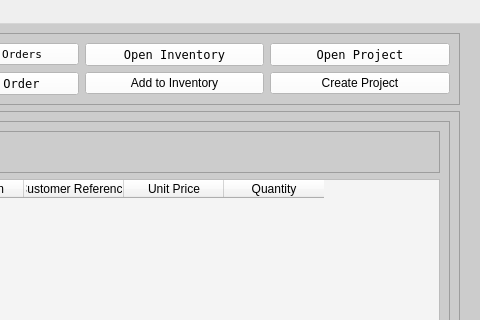
Old version of the form Program_Files/gui_app.ui in the repository Thomas1B/Electronics-Inventory-Program; both pictures show x 317 to 797 and y 0 to 320 of the 797 by 886 pixel window.
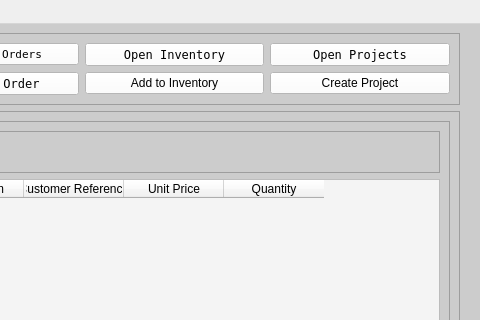
New version of the form. Icons and pictures are not drawn.

The edit to the form file:
```diff
--- a/Program_Files/gui_app.ui
+++ b/Program_Files/gui_app.ui
@@ -220,7 +220,11 @@
           <string notr="true">background-color: rgb(255, 255, 255);</string>
          </property>
          <property name="text">
-          <string>Open Project</string>
+          <string>Open Projects</string>
+         </property>
+         <property name="icon">
+          <iconset>
+           <normaloff>Icons/blue-folder-open.png</normaloff>Icons/blue-folder-open.png</iconset>
          </property>
         </widget>
        </item>
```
Left out of the diff: 42 changed lines with no effect on the pictures.
